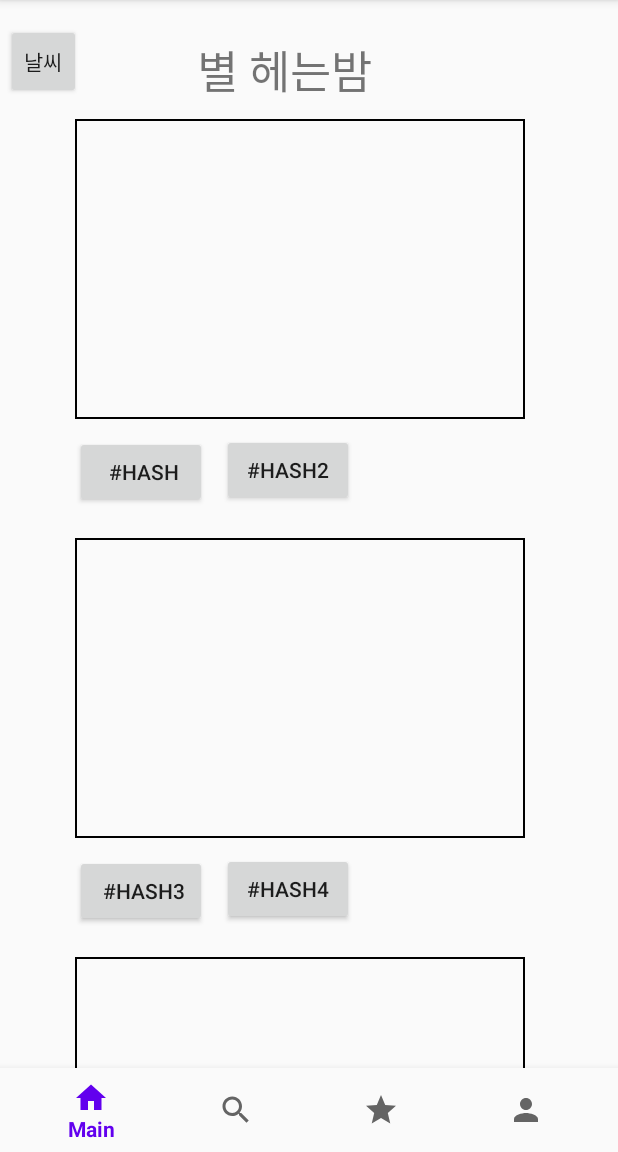
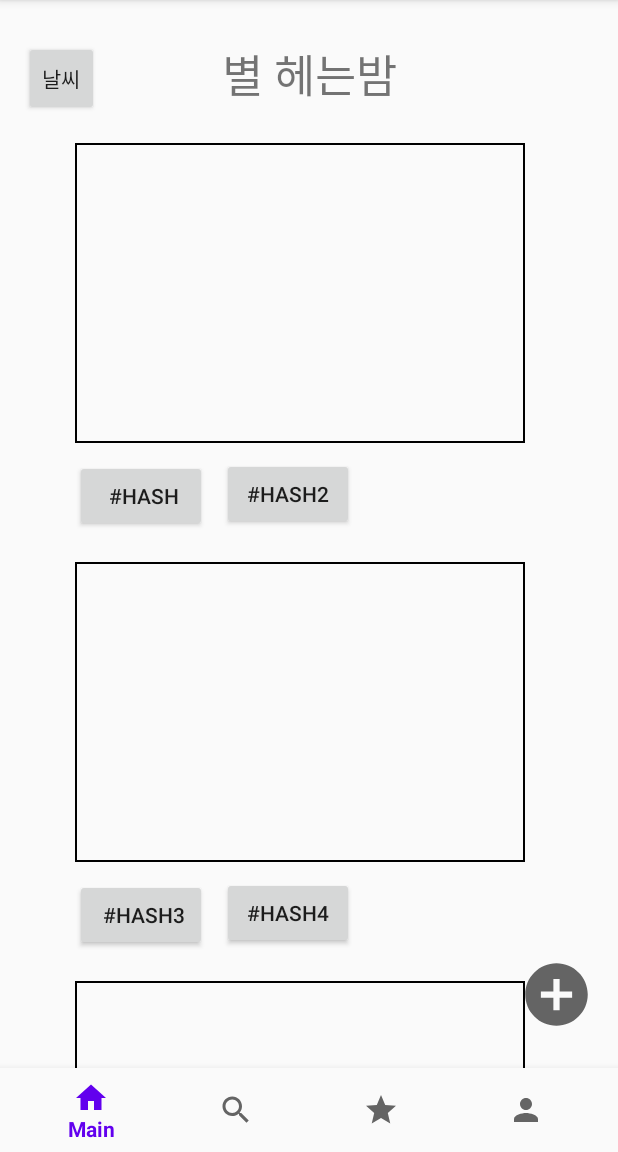
Before and after one commit to 21TourApiProject/AndroidApp, an Android app: the screen it shows after launch (MainActivity), on a phone screen of 412 x 824 dp, the part 84-1236 px from its top. Run offline under Robolectric (Android 15) with nearby library versions, the phone set to English and light mode, and no system bars; our stand-ins replace navigation-ui.

Commit message:
main 화면 commit2

```diff
--- a/app/src/main/res/layout/fragment_main.xml
+++ b/app/src/main/res/layout/fragment_main.xml
@@ -4,55 +4,59 @@
     xmlns:tools="http://schemas.android.com/tools"
     android:layout_width="match_parent"
     android:layout_height="match_parent"
+    android:layout_alignParentStart="false"
     tools:context=".MainFragment">
+
+    <TextView
+        android:id="@+id/textView18"
+        android:layout_width="wrap_content"
+        android:layout_height="wrap_content"
+        android:gravity="center_horizontal"
+        android:text="별 헤는밤"
+        android:textSize="30sp"
+        app:layout_constraintBottom_toBottomOf="parent"
+        app:layout_constraintEnd_toEndOf="parent"
+        app:layout_constraintStart_toStartOf="parent"
+        app:layout_constraintTop_toTopOf="parent"
+        app:layout_constraintVertical_bias="0.037" />
+
+    <Button
+        android:id="@+id/postWrite"
+        android:layout_width="50dp"
+        android:layout_height="50dp"
+        android:layout_marginStart="93dp"
+        android:layout_marginTop="28dp"
+        android:layout_marginBottom="80dp"
+        android:background="@drawable/post_plus__button"
+        app:layout_constraintBottom_toBottomOf="parent"
+        app:layout_constraintEnd_toEndOf="parent"
+        app:layout_constraintHorizontal_bias="0.94"
+        app:layout_constraintStart_toStartOf="parent"
+        app:layout_constraintTop_toTopOf="parent"
+        app:layout_constraintVertical_bias="1.0" />
 
     <Button
         android:id="@+id/weather_button"
         android:layout_width="50dp"
         android:layout_height="50dp"
-        android:layout_marginStart="4dp"
-        android:layout_marginTop="16dp"
         android:text="날씨"
-        app:layout_constraintEnd_toStartOf="@id/textView18"
-        app:layout_constraintHorizontal_bias="0.0"
-        app:layout_constraintStart_toStartOf="parent"
-        app:layout_constraintTop_toTopOf="parent" />
-
-    <Button
-        android:id="@+id/postWrite"
-        android:layout_width="50dp"
-        android:layout_height="50dp"
-        android:background="@drawable/post_plus__button"
         app:layout_constraintBottom_toBottomOf="parent"
         app:layout_constraintEnd_toEndOf="parent"
-        app:layout_constraintHorizontal_bias="0.955"
+        app:layout_constraintHorizontal_bias="0.044"
         app:layout_constraintStart_toStartOf="parent"
-        app:layout_constraintTop_toBottomOf="@+id/linearLayout5"
-        app:layout_constraintVertical_bias="0.852" />
-
-    <TextView
-        android:id="@+id/textView18"
-        android:layout_width="wrap_content"
-        android:layout_height="wrap_content"
-        android:layout_marginTop="24dp"
-        android:text="별 헤는밤"
-        android:textSize="30sp"
-        app:layout_constraintEnd_toEndOf="parent"
-        app:layout_constraintHorizontal_bias="0.445"
-        app:layout_constraintStart_toStartOf="parent"
-        app:layout_constraintTop_toTopOf="parent" />
+        app:layout_constraintTop_toTopOf="parent"
+        app:layout_constraintVertical_bias="0.038" />
 
     <LinearLayout
         android:id="@+id/linearLayout5"
         android:layout_width="match_parent"
         android:layout_height="wrap_content"
+        android:layout_marginTop="150dp"
         android:orientation="vertical"
         app:layout_constraintBottom_toBottomOf="parent"
         app:layout_constraintEnd_toEndOf="parent"
-        app:layout_constraintHorizontal_bias="0.0"
         app:layout_constraintStart_toStartOf="parent"
-        app:layout_constraintTop_toBottomOf="@+id/textView18"
-        app:layout_constraintVertical_bias="0.152">
+        app:layout_constraintTop_toTopOf="parent">
 
         <android.support.v7.widget.RecyclerView
             android:id="@+id/recyclerView"
```
Also changed, not shown: app/src/main/java/com/starrynight/tourapiproject/MainActivity.java (+0 -7 lines).
